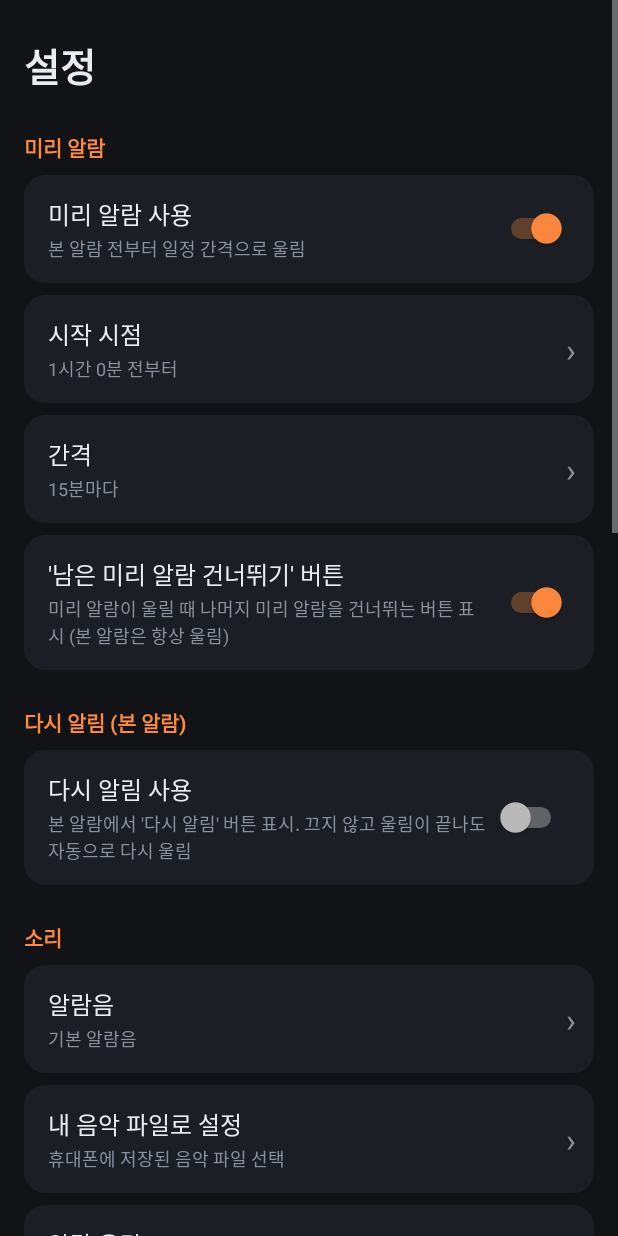
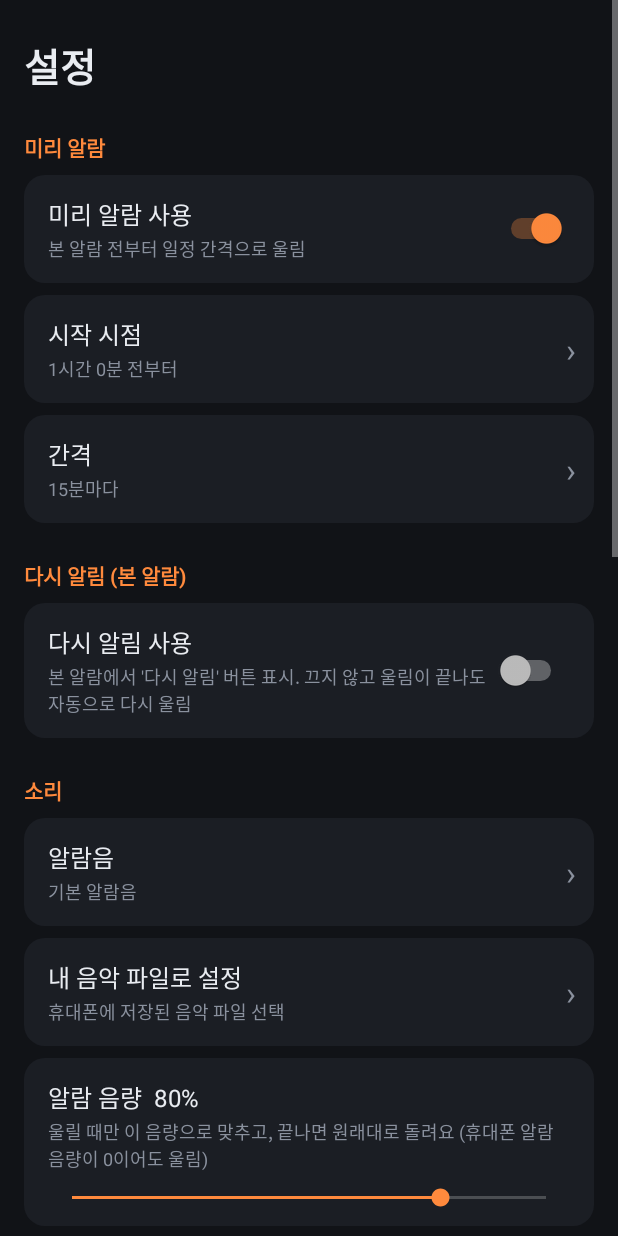
Before and after one commit to WelshCat/Myprogramminglife, an Android app: the screen it shows after launch (SettingsActivity), after a tap on "설정", on a phone screen of 412 x 824 dp. Run offline under Robolectric (Android 15) with nearby library versions, the phone set to English and light mode, and no system bars.

Commit message:
Week alarm 1.2: remove pre-alarm skip, Sunday setup reminder, status at bottom
- Remove the 'skip remaining pre-alarms' feature (state, settings,
  notification action and alarm screen button).
- Replace the Monday 00:00 weekly notice with a reminder at Sunday
  22:00 (configurable) that is posted only when no weekday alarm is on.
- Main screen: the health/status card moves to the bottom; a short
  warning banner appears at the top only when something needs fixing.
- Redelivered stale ring requests no longer clear another alarm's
  ringing record; they hand off to resumeIfInterrupted instead.

Co-Authored-By: Claude Opus 5.5 <noreply@anthropic.com>
Claude-Session: https://claude.ai/code/session_01Fjz9hFkx7QCLqVaFQDrMGh

```diff
--- a/alarm/app/build.gradle.kts
+++ b/alarm/app/build.gradle.kts
@@ -11,8 +11,8 @@ android {
         applicationId = "io.github.welshcat.weekalarm"
         minSdk = 26          // Android 8.0 이상
         targetSdk = 35
-        versionCode = 2
-        versionName = "1.1"
+        versionCode = 3
+        versionName = "1.2"
     }
 
     // 직접 설치(사이드로드)용 고정 서명 키 — 업데이트를 덮어서 설치할 수 있도록 항상 같은 키로 서명한다.
--- a/alarm/app/src/main/java/io/github/welshcat/weekalarm/AlarmActivity.kt
+++ b/alarm/app/src/main/java/io/github/welshcat/weekalarm/AlarmActivity.kt
@@ -80,11 +80,6 @@ class AlarmActivity : Activity() {
             root.add(button("다시 알림  ${s.snoozeMinutes}분", C.BTN, C.ACCENT) {
                 RingService.action(this, RingService.ACTION_SNOOZE); finish()
             }, top = 20, side = 24)
-        }
-        if (occ.kind == Kind.PRE && s.skipPreButton) {
-            root.add(button("남은 미리 알람 건너뛰기  (본 알람은 울림)", C.BTN, C.TEXT) {
-                RingService.action(this, RingService.ACTION_SKIP_PRE); finish()
-            }, top = 12, side = 24)
         }
         root.add(View(this), h = dp(24))
         handler.removeCallbacks(tick)   // 새 알람으로 교체될 때 시계 갱신이 중복되지 않도록
--- a/alarm/app/src/main/java/io/github/welshcat/weekalarm/MainActivity.kt
+++ b/alarm/app/src/main/java/io/github/welshcat/weekalarm/MainActivity.kt
@@ -22,6 +22,8 @@ import android.widget.Toast
 class MainActivity : Activity() {
     private lateinit var nextCard: LinearLayout
     private lateinit var healthCard: LinearLayout
+    private lateinit var warnBanner: android.widget.TextView
+    private lateinit var scroll: ScrollView
     private lateinit var dayList: LinearLayout
     private val handler = Handler(Looper.getMainLooper())
 
@@ -39,8 +41,11 @@ class MainActivity : Activity() {
 
         nextCard = vertical(this, 16).apply { background = rounded(C.PANEL, 18) }
         root.add(nextCard, top = 16)
-        healthCard = vertical(this, 16).apply { background = rounded(C.PANEL, 18) }
-        root.add(healthCard, top = 12)
+        // 문제가 있을 때만 위에 짧게 표시 (자세한 내용과 해결 버튼은 화면 아래 점검 카드)
+        warnBanner = button("") { scroll.post { scroll.fullScroll(android.view.View.FOCUS_DOWN) } }.apply {
+            setTextColor(C.BG); background = pressable(C.ACCENT, 14); textSize = 14f
+        }
+        root.add(warnBanner, top = 12)
 
         root.add(text("요일별 알람", 14f, C.MUTED, bold = true), top = 22)
         dayList = vertical(this)
@@ -52,9 +57,12 @@ class MainActivity : Activity() {
             Toast.makeText(this, "1분 뒤에 테스트 알람이 울립니다. 화면을 꺼 두고 확인해 보세요.", Toast.LENGTH_LONG).show()
             refresh()
         }, top = 10)
-        root.add(text("※ 설정한 알람은 매주 같은 요일에 반복돼요. 새로운 한 주가 시작되면 확인 알림이 와요 (설정에서 변경).", 12f, C.MUTED), top = 14)
+        healthCard = vertical(this, 16).apply { background = rounded(C.PANEL, 18) }
+        root.add(healthCard, top = 22)
+        root.add(text("※ 설정한 알람은 매주 같은 요일에 반복돼요. 켜진 알람이 하나도 없으면 일요일 22:00에 설정 요청 알림이 와요 (설정에서 변경).", 12f, C.MUTED), top = 14)
 
-        setContentView(ScrollView(this).apply { addView(root); isFillViewport = true })
+        scroll = ScrollView(this).apply { addView(root); isFillViewport = true }
+        setContentView(scroll)
         root.padForSystemBars()
 
         if (Build.VERSION.SDK_INT >= 33 &&
@@ -164,6 +172,8 @@ class MainActivity : Activity() {
     private fun refreshHealth() {
         healthCard.removeAllViews()
         val list = issues()
+        warnBanner.visibility = if (list.isEmpty()) android.view.View.GONE else android.view.View.VISIBLE
+        warnBanner.text = "⚠  확인이 필요한 항목 ${list.size}개  ·  눌러서 보기"
         if (list.isEmpty()) {
             healthCard.add(text("✓  알람이 정상적으로 예약되어 있어요", 15f, C.GREEN, bold = true))
         } else {
--- a/alarm/app/src/main/java/io/github/welshcat/weekalarm/Notifs.kt
+++ b/alarm/app/src/main/java/io/github/welshcat/weekalarm/Notifs.kt
@@ -44,8 +44,8 @@ object Notifs {
             lockscreenVisibility = Notification.VISIBILITY_PUBLIC
             setBypassDnd(true)
         })
-        nm.createNotificationChannel(NotificationChannel(CH_WEEKLY, "새로운 한 주 알림", NotificationManager.IMPORTANCE_DEFAULT).apply {
-            description = "한 주가 시작될 때 이번 주 알람을 확인하라는 알림"
+        nm.createNotificationChannel(NotificationChannel(CH_WEEKLY, "알람 설정 요청", NotificationManager.IMPORTANCE_DEFAULT).apply {
+            description = "켜진 알람이 하나도 없을 때 알람을 설정하라는 알림"
         })
         nm.createNotificationChannel(NotificationChannel(CH_INFO, "놓친 알람 / 경고", NotificationManager.IMPORTANCE_HIGH).apply {
             description = "놓친 알람, 권한 문제 등"
@@ -87,10 +87,6 @@ object Notifs {
             b.addAction(Notification.Action.Builder(null, "다시 알림 ${s.snoozeMinutes}분",
                 serviceAction(ctx, RingService.ACTION_SNOOZE, 21)).build())
         }
-        if (occ.kind == Kind.PRE && s.skipPreButton) {
-            b.addAction(Notification.Action.Builder(null, "남은 미리 알람 건너뛰기",
-                serviceAction(ctx, RingService.ACTION_SKIP_PRE, 22)).build())
-        }
         return b.build()
     }
 
@@ -116,15 +112,13 @@ object Notifs {
         }
     }
 
-    fun weekly(ctx: Context, week: List<DayAlarm>) {
+    /** 켜진 알람이 하나도 없을 때 보내는 "알람을 설정하세요" 알림. */
+    fun setupReminder(ctx: Context) {
         ensureChannels(ctx)
-        val summary = week.mapIndexed { i, d -> "${Fmt.DAYS[i]} ${if (d.enabled) Fmt.hm(d.hour, d.minute) else "끔"}" }
-            .joinToString("  ")
         post(ctx, ID_WEEKLY, Notification.Builder(ctx, CH_WEEKLY)
             .setSmallIcon(R.drawable.ic_stat_alarm)
-            .setContentTitle("새로운 한 주가 시작됐어요")
-            .setContentText("이번 주 알람을 확인하고 필요하면 바꿔 주세요")
-            .setStyle(Notification.BigTextStyle().bigText("이번 주 알람 (지난주와 같음)\n$summary\n\n눌러서 확인/변경"))
+            .setContentTitle("다음 주 알람을 설정해 주세요")
+            .setContentText("지금 켜져 있는 알람이 하나도 없어요. 눌러서 설정하세요.")
             .setContentIntent(mainScreen(ctx))
             .setAutoCancel(true)
             .build())
--- a/alarm/app/src/main/java/io/github/welshcat/weekalarm/Planner.kt
+++ b/alarm/app/src/main/java/io/github/welshcat/weekalarm/Planner.kt
@@ -26,7 +26,6 @@ data class Settings(
     val preEnabled: Boolean = true,
     val preLeadMinutes: Int = 60,          // 본 알람 몇 분 전부터
     val preIntervalMinutes: Int = 15,      // 몇 분 간격으로
-    val skipPreButton: Boolean = true,     // 울림 화면에 "남은 미리 알람 건너뛰기" 버튼
     // 다시 알림 (본 알람에만)
     val snoozeEnabled: Boolean = false,
     val snoozeMinutes: Int = 5,
@@ -40,16 +39,15 @@ data class Settings(
     val soundName: String? = null,
     // 안전장치
     val lateRingEnabled: Boolean = true,   // 놓친 알람을 늦게라도 울리기
-    // 주간 알림
+    // 알람 설정 요청 알림: 모든 요일이 꺼져 있으면 이 시각에 "알람을 설정하세요" 알림
     val weeklyReminder: Boolean = true,
-    val weeklyDay: Int = 1,                // 1=월 … 7=일
-    val weeklyHour: Int = 0,
+    val weeklyDay: Int = 7,                // 1=월 … 7=일 (기본: 일요일)
+    val weeklyHour: Int = 22,
     val weeklyMinute: Int = 0,
 )
 
 data class RuntimeState(
     val lastHandledAt: Long = 0L,
-    val skipPreForMainAt: Long = 0L,       // 이 본 알람의 남은 미리 알람은 건너뜀
     val snoozeAt: Long = 0L,
     val snoozeMainAt: Long = 0L,
     val snoozeCount: Int = 0,
@@ -100,7 +98,7 @@ object Planner {
         val all = ArrayList<Occurrence>()
         for (main in mainTimes(week, zone, fromExclusive, toInclusive + lead)) {
             all += Occurrence(main, Kind.MAIN, main)
-            if (usePre && main != st.skipPreForMainAt) {
+            if (usePre) {
                 var m = s.preIntervalMinutes
                 while (m <= s.preLeadMinutes) {
                     all += Occurrence(main - m * MINUTE, Kind.PRE, main, m)
@@ -161,7 +159,6 @@ object Planner {
         var s = st
         if (s.snoozeAt in 1..s.lastHandledAt) s = s.copy(snoozeAt = 0L, snoozeMainAt = 0L)
         if (s.testAt in 1..s.lastHandledAt) s = s.copy(testAt = 0L)
-        if (s.skipPreForMainAt in 1 until now - DAY) s = s.copy(skipPreForMainAt = 0L)
         return s
     }
 
@@ -198,7 +195,10 @@ object Planner {
         return st.snoozeMainAt in mainTimes(week, zone, st.snoozeMainAt, st.snoozeMainAt)
     }
 
-    /** 다음 주간 알림 시각. */
+    /** 알람 설정 요청 알림이 필요한지: 켜진 요일이 하나도 없을 때만. */
+    fun needsSetupReminder(week: List<DayAlarm>) = week.none { it.enabled }
+
+    /** 다음 알람 설정 요청 알림 시각 (기본: 일요일 22:00). */
     fun nextWeekly(s: Settings, zone: ZoneId, now: Long): Long {
         val nowZ = Instant.ofEpochMilli(now).atZone(zone)
         val dow = DayOfWeek.of(s.weeklyDay)
--- a/alarm/app/src/main/java/io/github/welshcat/weekalarm/SettingsActivity.kt
+++ b/alarm/app/src/main/java/io/github/welshcat/weekalarm/SettingsActivity.kt
@@ -50,8 +50,6 @@ class SettingsActivity : Activity() {
             choiceRow("간격", listOf(5, 10, 15, 20, 30).filter { it <= cur.preLeadMinutes }, cur.preIntervalMinutes, { "${it}분마다" }) {
                 s = s.copy(preIntervalMinutes = it)
             }
-            switchRow("'남은 미리 알람 건너뛰기' 버튼", "미리 알람이 울릴 때 나머지 미리 알람을 건너뛰는 버튼 표시 (본 알람은 항상 울림)",
-                cur.skipPreButton) { s = s.copy(skipPreButton = it) }
         }
 
         section("다시 알림 (본 알람)")
@@ -77,8 +75,9 @@ class SettingsActivity : Activity() {
         switchRow("놓친 알람 늦게라도 울리기", "휴대폰이 꺼져 있었거나 시간이 바뀌어 놓친 본 알람을 60분 이내면 바로 울림",
             cur.lateRingEnabled) { s = s.copy(lateRingEnabled = it) }
 
-        section("새로운 한 주 알림")
-        switchRow("주간 확인 알림", "한 주가 시작될 때 이번 주 알람을 확인하라는 알림", cur.weeklyReminder) { s = s.copy(weeklyReminder = it) }
+        section("알람 설정 요청 알림")
+        switchRow("알람 설정 요청 알림", "켜진 알람이 하나도 없으면 정해진 시각에 '알람을 설정하세요' 알림 (하나라도 켜져 있으면 알림 없음)",
+            cur.weeklyReminder) { s = s.copy(weeklyReminder = it) }
         if (cur.weeklyReminder) {
             choiceRow("알림 요일", (1..7).toList(), cur.weeklyDay, { "${Fmt.DAYS[it - 1]}요일" }) { s = s.copy(weeklyDay = it) }
             choiceRow("알림 시각", (0..23).toList(), cur.weeklyHour, { Fmt.hm(it, 0) }) { s = s.copy(weeklyHour = it, weeklyMinute = 0) }
@@ -94,7 +93,7 @@ class SettingsActivity : Activity() {
             Scheduler.reschedule(this, "수동 재예약")
             Toast.makeText(this, "다시 예약했어요", Toast.LENGTH_SHORT).show()
         }
-        list.add(text("주간 알람 1.1", 12f, C.MUTED), top = 24)
+        list.add(text("주간 알람 1.2", 12f, C.MUTED), top = 24)
     }
 
     // ---------------- 행 만들기 ----------------
--- a/alarm/app/src/main/java/io/github/welshcat/weekalarm/Store.kt
+++ b/alarm/app/src/main/java/io/github/welshcat/weekalarm/Store.kt
@@ -45,7 +45,6 @@ object Store {
             preEnabled = p.getBoolean("preEnabled", d.preEnabled),
             preLeadMinutes = p.getInt("preLead", d.preLeadMinutes),
             preIntervalMinutes = p.getInt("preInterval", d.preIntervalMinutes),
-            skipPreButton = p.getBoolean("skipPreButton", d.skipPreButton),
             snoozeEnabled = p.getBoolean("snoozeEnabled", d.snoozeEnabled),
             snoozeMinutes = p.getInt("snoozeMinutes", d.snoozeMinutes),
             snoozeMaxCount = p.getInt("snoozeMax", d.snoozeMaxCount),
@@ -56,10 +55,10 @@ object Store {
             soundUri = p.getString("soundUri", null),
             soundName = p.getString("soundName", null),
             lateRingEnabled = p.getBoolean("lateRing", d.lateRingEnabled),
-            weeklyReminder = p.getBoolean("weekly", d.weeklyReminder),
-            weeklyDay = p.getInt("weeklyDay", d.weeklyDay),
-            weeklyHour = p.getInt("weeklyHour", d.weeklyHour),
-            weeklyMinute = p.getInt("weeklyMinute", d.weeklyMinute),
+            weeklyReminder = p.getBoolean("remind", d.weeklyReminder),
+            weeklyDay = p.getInt("remindDay", d.weeklyDay),
+            weeklyHour = p.getInt("remindHour", d.weeklyHour),
+            weeklyMinute = p.getInt("remindMinute", d.weeklyMinute),
         )
     }
 
@@ -67,13 +66,13 @@ object Store {
         val st = state(ctx).copy(lastHandledAt = Planner.watermarkOnSave(System.currentTimeMillis(), scheduledOccAt(ctx)))
         prefs(ctx).edit()
             .putBoolean("preEnabled", s.preEnabled).putInt("preLead", s.preLeadMinutes)
-            .putInt("preInterval", s.preIntervalMinutes).putBoolean("skipPreButton", s.skipPreButton)
+            .putInt("preInterval", s.preIntervalMinutes)
             .putBoolean("snoozeEnabled", s.snoozeEnabled).putInt("snoozeMinutes", s.snoozeMinutes)
             .putInt("snoozeMax", s.snoozeMaxCount).putInt("ringMinutes", s.ringMinutes)
             .putInt("volume", s.volumePercent).putBoolean("gradual", s.gradualVolume)
             .putBoolean("vibrate", s.vibrate).putString("soundUri", s.soundUri).putString("soundName", s.soundName)
-            .putBoolean("lateRing", s.lateRingEnabled).putBoolean("weekly", s.weeklyReminder)
-            .putInt("weeklyDay", s.weeklyDay).putInt("weeklyHour", s.weeklyHour).putInt("weeklyMinute", s.weeklyMinute)
+            .putBoolean("lateRing", s.lateRingEnabled).putBoolean("remind", s.weeklyReminder)
+            .putInt("remindDay", s.weeklyDay).putInt("remindHour", s.weeklyHour).putInt("remindMinute", s.weeklyMinute)
             .also { writeState(it, st) }
             .commit()
     }
@@ -83,7 +82,6 @@ object Store {
         val p = prefs(ctx)
         return RuntimeState(
             lastHandledAt = p.getLong("lastHandled", 0L),
-            skipPreForMainAt = p.getLong("skipPreFor", 0L),
             snoozeAt = p.getLong("snoozeAt", 0L),
             snoozeMainAt = p.getLong("snoozeMainAt", 0L),
             snoozeCount = p.getInt("snoozeCount", 0),
@@ -92,7 +90,7 @@ object Store {
     }
 
     private fun writeState(e: SharedPreferences.Editor, st: RuntimeState) {
-        e.putLong("lastHandled", st.lastHandledAt).putLong("skipPreFor", st.skipPreForMainAt)
+        e.putLong("lastHandled", st.lastHandledAt)
             .putLong("snoozeAt", st.snoozeAt).putLong("snoozeMainAt", st.snoozeMainAt)
             .putInt("snoozeCount", st.snoozeCount).putLong("testAt", st.testAt)
     }
```
Also changed, not shown: alarm/app/src/main/java/io/github/welshcat/weekalarm/RingService.kt (+2 -11 lines), alarm/app/src/main/java/io/github/welshcat/weekalarm/Scheduler.kt (+9 -4 lines), 2 other files.
